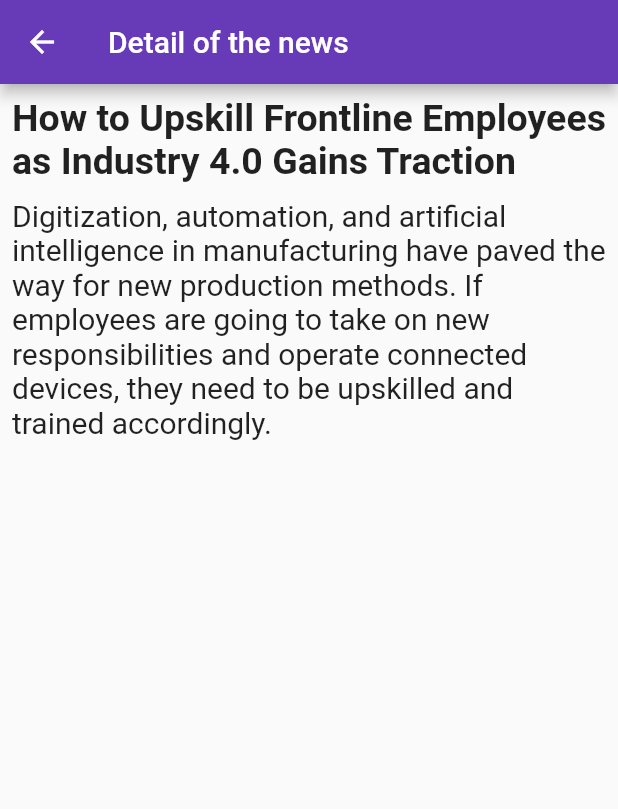
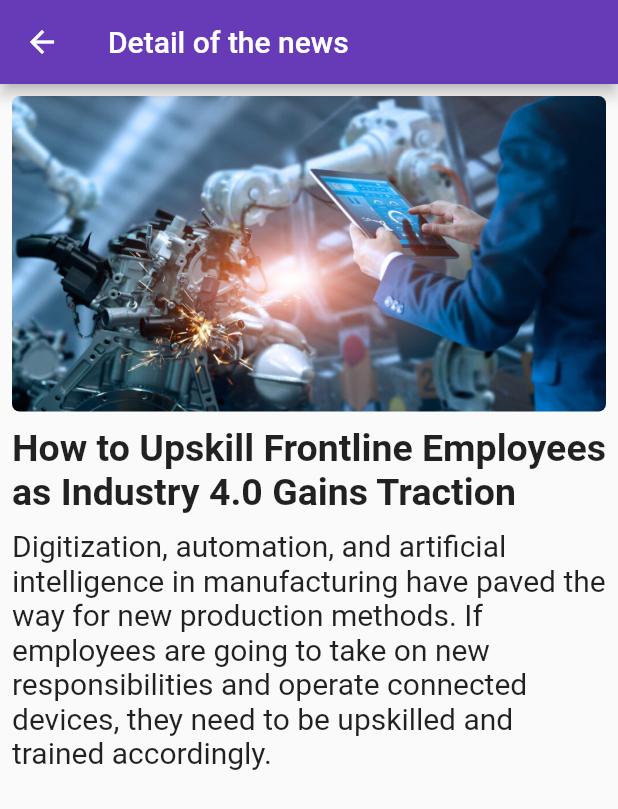
Before and after one commit to DrSemihYon/Industry_4.0_App, a Flutter app: the screen it shows after launch, after a tap on "How to Upskill Frontline Employees as In", on a phone screen of 412 x 824 dp. Shown: the top 809 px of the screen. Run offline on Flutter 3.47's test engine with Material 2 defaults, Android fonts, the phone set to English and light mode, and no system bars.

Commit message:
image added to detail page

```diff
--- a/lib/pages/news_detail_page.dart
+++ b/lib/pages/news_detail_page.dart
@@ -23,6 +23,14 @@ class NewsDetailPage extends StatelessWidget {
         padding: const EdgeInsets.all(8.0),
         child: Column(
           children: [
+            ClipRRect(
+              borderRadius: BorderRadius.circular(5),
+              child: Image(
+                image: AssetImage(currentNew.imagePath),
+                fit: BoxFit.cover,
+              ),
+            ),
+            const SizedBox(height: 10),
             Text(
               currentNew.title,
               style: titleTextStyle.copyWith(fontSize: 25),
```
